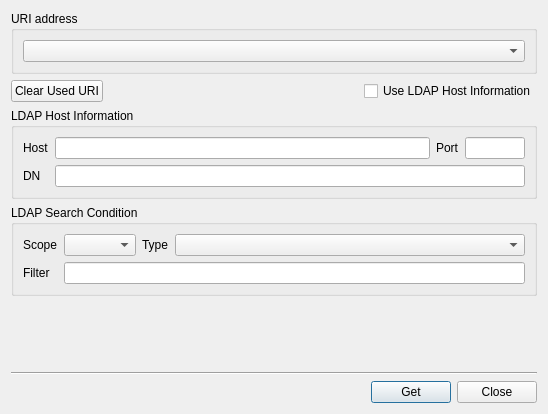
Qt form BerEditor/get_uri_dlg.ui (jykim74/BerEditor) before a commit.
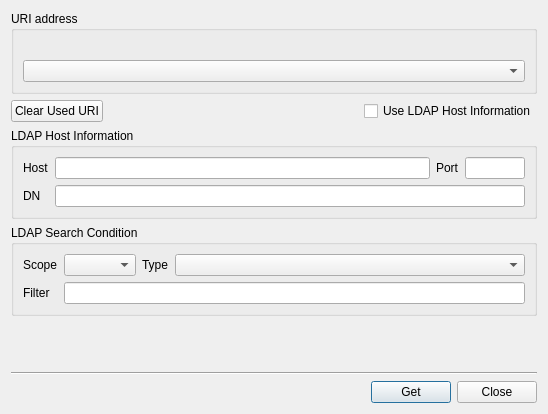
The same form after that commit.

Patch:
```diff
--- a/BerEditor/get_uri_dlg.ui
+++ b/BerEditor/get_uri_dlg.ui
@@ -79,7 +79,7 @@
       <string>URI address</string>
      </property>
      <layout class="QGridLayout" name="gridLayout_3">
-      <item row="0" column="0">
+      <item row="1" column="0">
        <widget class="QComboBox" name="mURICombo">
         <property name="minimumSize">
          <size>
@@ -95,6 +95,13 @@
         </property>
        </widget>
       </item>
+      <item row="0" column="0">
+       <widget class="QLabel" name="mURILabel">
+        <property name="text">
+         <string/>
+        </property>
+       </widget>
+      </item>
      </layout>
     </widget>
    </item>
```
